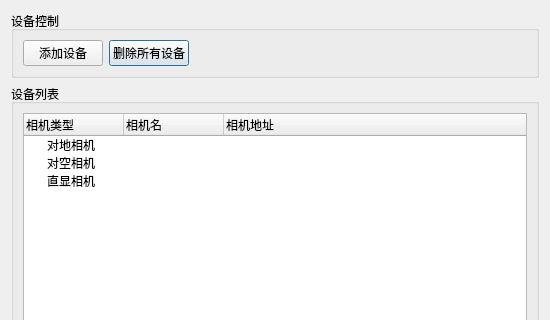
Qt form control_tower_system/server/src/view/devconfig.ui (shengxiaoyi1993/cpp-qt) before a commit; both pictures show x 0 to 550 and y 0 to 320 of the 550 by 647 pixel window.
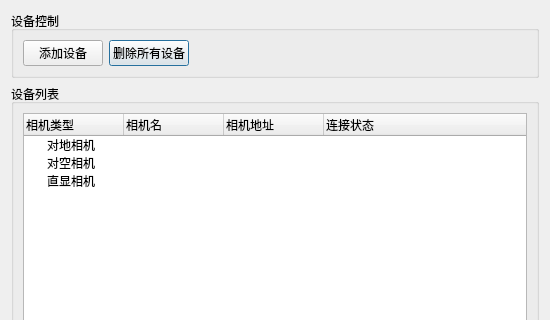
The same form after that commit.

The edit to the form file:
```diff
--- a/control_tower_system/server/src/view/devconfig.ui
+++ b/control_tower_system/server/src/view/devconfig.ui
@@ -77,6 +77,11 @@
           <string>相机地址</string>
          </property>
         </column>
+        <column>
+         <property name="text">
+          <string>连接状态</string>
+         </property>
+        </column>
         <item>
          <property name="text">
           <string>对地相机</string>
```
